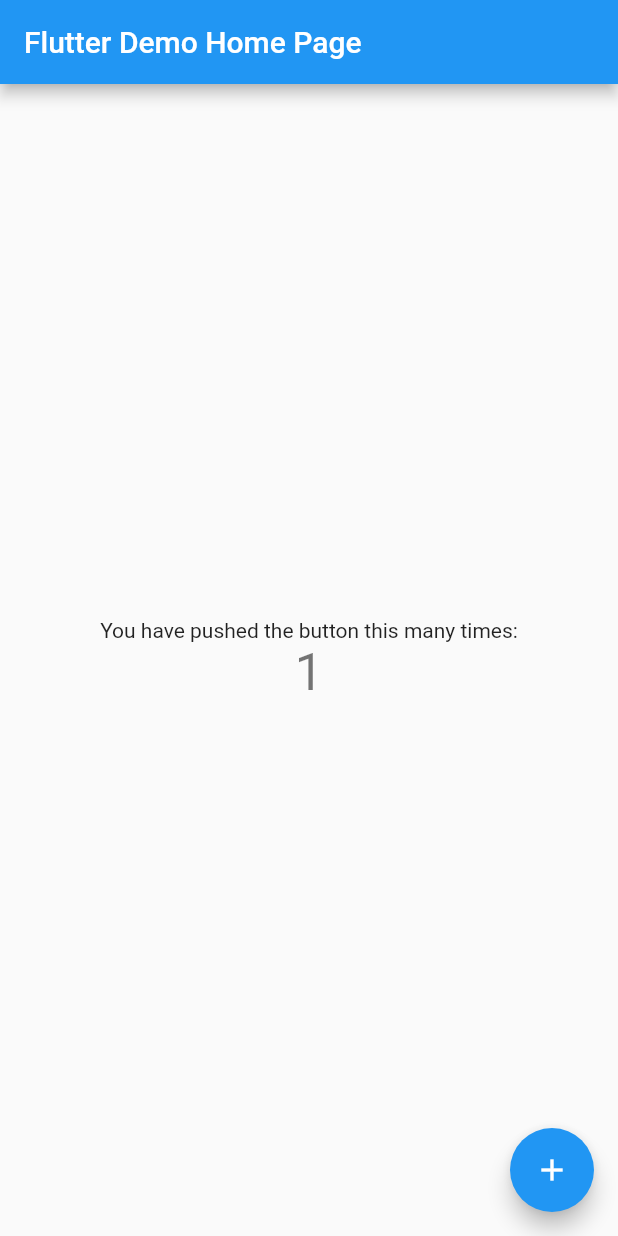
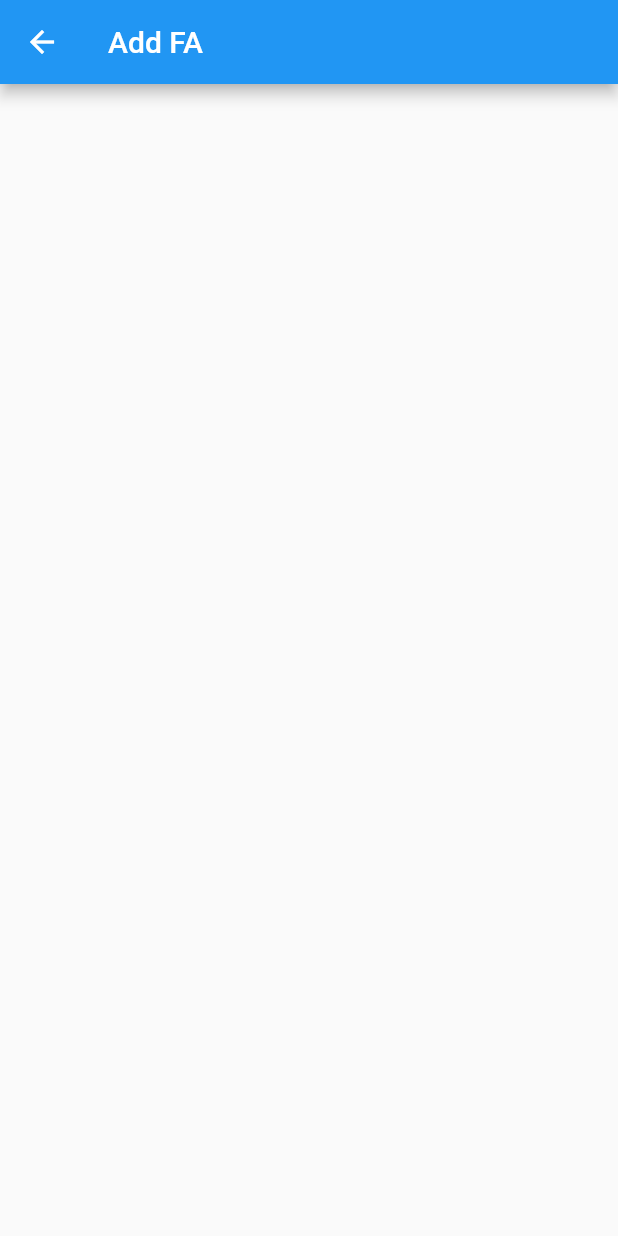
Before and after one commit to cadt-g6/finite_automata_flutter, a Flutter app: the screen it shows after launch, after a tap on the "add" icon, on a phone screen of 412 x 824 dp. Run offline on Flutter 3.47's test engine with Material 2 defaults, Android fonts, the phone set to English and light mode, and no system bars.

Commit message:
basic screens setups

```diff
--- /dev/null
+++ b/lib/app.dart
@@ -0,0 +1,13 @@
+import 'package:finite_automata_flutter/screens/home_screen.dart';
+import 'package:flutter/material.dart';
+
+class App extends StatelessWidget {
+  const App({Key? key}) : super(key: key);
+
+  @override
+  Widget build(BuildContext context) {
+    return const MaterialApp(
+      home: HomeScreen(),
+    );
+  }
+}
--- a/lib/main.dart
+++ b/lib/main.dart
@@ -1,115 +1,6 @@
+import 'package:finite_automata_flutter/app.dart';
 import 'package:flutter/material.dart';
 
 void main() {
-  runApp(const MyApp());
+  runApp(const App());
 }
-
-class MyApp extends StatelessWidget {
-  const MyApp({Key? key}) : super(key: key);
-
-  // This widget is the root of your application.
-  @override
-  Widget build(BuildContext context) {
-    return MaterialApp(
-      title: 'Flutter Demo',
-      theme: ThemeData(
-        // This is the theme of your application.
-        //
-        // Try running your application with "flutter run". You'll see the
-        // application has a blue toolbar. Then, without quitting the app, try
-        // changing the primarySwatch below to Colors.green and then invoke
-        // "hot reload" (press "r" in the console where you ran "flutter run",
-        // or simply save your changes to "hot reload" in a Flutter IDE).
-        // Notice that the counter didn't reset back to zero; the application
-        // is not restarted.
-        primarySwatch: Colors.blue,
-      ),
-      home: const MyHomePage(title: 'Flutter Demo Home Page'),
-    );
-  }
-}
-
-class MyHomePage extends StatefulWidget {
-  const MyHomePage({Key? key, required this.title}) : super(key: key);
-
-  // This widget is the home page of your application. It is stateful, meaning
-  // that it has a State object (defined below) that contains fields that affect
-  // how it looks.
-
-  // This class is the configuration for the state. It holds the values (in this
-  // case the title) provided by the parent (in this case the App widget) and
-  // used by the build method of the State. Fields in a Widget subclass are
-  // always marked "final".
-
-  final String title;
-
-  @override
-  State<MyHomePage> createState() => _MyHomePageState();
-}
-
-class _MyHomePageState extends State<MyHomePage> {
-  int _counter = 0;
-
-  void _incrementCounter() {
-    setState(() {
-      // This call to setState tells the Flutter framework that something has
-      // changed in this State, which causes it to rerun the build method below
-      // so that the display can reflect the updated values. If we changed
-      // _counter without calling setState(), then the build method would not be
-      // called again, and so nothing would appear to happen.
-      _counter++;
-    });
-  }
-
-  @override
-  Widget build(BuildContext context) {
-    // This method is rerun every time setState is called, for instance as done
-    // by the _incrementCounter method above.
-    //
-    // The Flutter framework has been optimized to make rerunning build methods
-    // fast, so that you can just rebuild anything that needs updating rather
-    // than having to individually change instances of widgets.
-    return Scaffold(
-      appBar: AppBar(
-        // Here we take the value from the MyHomePage object that was created by
-        // the App.build method, and use it to set our appbar title.
-        title: Text(widget.title),
-      ),
-      body: Center(
-        // Center is a layout widget. It takes a single child and positions it
-        // in the middle of the parent.
-        child: Column(
-          // Column is also a layout widget. It takes a list of children and
-          // arranges them vertically. By default, it sizes itself to fit its
-          // children horizontally, and tries to be as tall as its parent.
-          //
-          // Invoke "debug painting" (press "p" in the console, choose the
-          // "Toggle Debug Paint" action from the Flutter Inspector in Android
-          // Studio, or the "Toggle Debug Paint" command in Visual Studio Code)
-          // to see the wireframe for each widget.
-          //
-          // Column has various properties to control how it sizes itself and
-          // how it positions its children. Here we use mainAxisAlignment to
-          // center the children vertically; the main axis here is the vertical
-          // axis because Columns are vertical (the cross axis would be
-          // horizontal).
-          mainAxisAlignment: MainAxisAlignment.center,
-          children: <Widget>[
-            const Text(
-              'You have pushed the button this many times:',
-            ),
-            Text(
-              '$_counter',
-              style: Theme.of(context).textTheme.headline4,
-            ),
-          ],
-        ),
-      ),
-      floatingActionButton: FloatingActionButton(
-        onPressed: _incrementCounter,
-        tooltip: 'Increment',
-        child: const Icon(Icons.add),
-      ), // This trailing comma makes auto-formatting nicer for build methods.
-    );
-  }
-}
--- /dev/null
+++ b/lib/screens/fa_detail_screen.dart
@@ -0,0 +1,14 @@
+import 'package:flutter/material.dart';
+
+class FaDetailScreen extends StatelessWidget {
+  const FaDetailScreen({Key? key}) : super(key: key);
+
+  @override
+  Widget build(BuildContext context) {
+    return Scaffold(
+      appBar: AppBar(
+        title: const Text("Add FA"),
+      ),
+    );
+  }
+}
--- /dev/null
+++ b/lib/screens/home_screen.dart
@@ -0,0 +1,27 @@
+import 'package:finite_automata_flutter/screens/fa_detail_screen.dart';
+import 'package:flutter/material.dart';
+
+class HomeScreen extends StatelessWidget {
+  const HomeScreen({Key? key}) : super(key: key);
+
+  @override
+  Widget build(BuildContext context) {
+    return Scaffold(
+      appBar: AppBar(
+        title: const Text("Finite Automata"),
+        actions: [
+          IconButton(
+            icon: const Icon(Icons.add),
+            onPressed: () {
+              Navigator.of(context).push(MaterialPageRoute(
+                builder: (context) {
+                  return const FaDetailScreen();
+                },
+              ));
+            },
+          ),
+        ],
+      ),
+    );
+  }
+}
```
Also changed, not shown: 1 other file.
